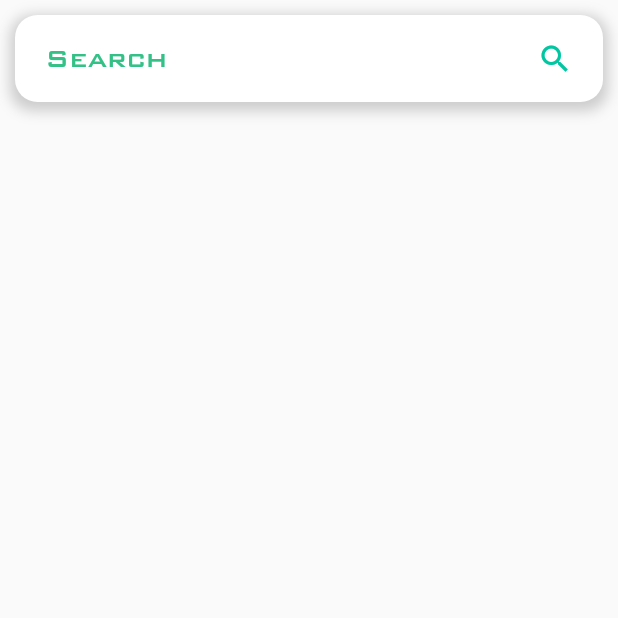
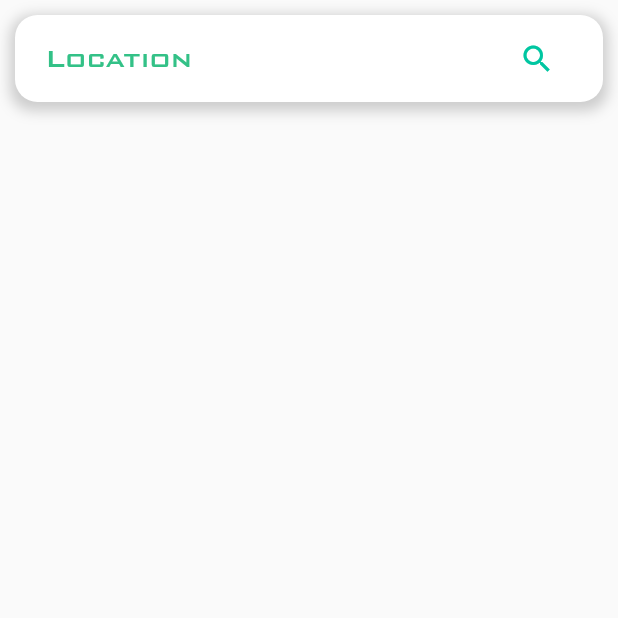
Before and after one commit to Shuvo1260/Parking-Slot, a Flutter app: the HomePage screen opened directly, on a phone screen of 412 x 824 dp, the top half of it. Run offline on Flutter 3.47's test engine with Material 2 defaults, Android fonts, the phone set to English and light mode, and no system bars; our stand-ins replace cloud_firestore, firebase_auth, firebase_core, firebase_storage, fluttertoast, get and 1 more; missing offline and left inert: dataclass; accounts and stored records are empty.

Commit message:
Search option is implemented.

```diff
--- a/lib/Features/Screens/Home/Home.dart
+++ b/lib/Features/Screens/Home/Home.dart
@@ -12,6 +12,7 @@ class HomePage extends StatefulWidget {
 
 class _HomePageState extends State<HomePage> {
   var placeListController = Get.put(PlaceController());
+  var _searchValue;
 
   @override
   void initState() {
@@ -27,13 +28,15 @@ class _HomePageState extends State<HomePage> {
           mainAxisAlignment: MainAxisAlignment.start,
           crossAxisAlignment: CrossAxisAlignment.stretch,
           children: [
-            Container(
-              padding: EdgeInsets.symmetric(horizontal: 10.0, vertical: 10.0),
-              child: SearchField(
-                onTextChange: () {
-                  //
-                },
-              ),
+            SearchField(
+              onTextChange: (value) {
+                setState(() {
+                  _searchValue = value;
+                });
+              },
+              onSearchClick: () {
+                placeListController.getList(_searchValue);
+              },
             ),
             Expanded(
               child: GetX<PlaceController>(
--- a/lib/Features/Widgets/HomeWidgets.dart
+++ b/lib/Features/Widgets/HomeWidgets.dart
@@ -1,3 +1,4 @@
+import 'package:flutter/cupertino.dart';
 import 'package:flutter/material.dart';
 import 'package:parking_slot/Data/Models/PlacesData.dart';
 import 'package:parking_slot/Resources/assets.dart';
@@ -119,12 +120,14 @@ class _PlaceListText extends StatelessWidget {
 
 class SearchField extends StatelessWidget {
   Function onTextChange;
+  Function onSearchClick;
 
-  SearchField({this.onTextChange});
+  SearchField({this.onTextChange, this.onSearchClick});
 
   @override
   Widget build(BuildContext context) {
     return Container(
+      margin: EdgeInsets.symmetric(horizontal: 10.0, vertical: 10.0),
       decoration: BoxDecoration(
         color: Colors.white,
         borderRadius: BorderRadius.all(
@@ -139,17 +142,18 @@ class SearchField extends StatelessWidget {
           )
         ],
       ),
-      child: Padding(
+      child: Row(
+        mainAxisAlignment: MainAxisAlignment.end,
+        children: [
+          Expanded(
+            child: Container(
               padding: EdgeInsets.symmetric(
                 horizontal: PADDING_HORIZONTAL_LOGIN_FIELDS,
                 vertical: PADDING_VERTICAL_LOGIN_FIELDS,
               ),
-        child: Row(
-          children: [
-            Expanded(
               child: TextField(
                 decoration: InputDecoration(
-                  hintText: "Search",
+                  hintText: "Location",
                   enabledBorder: InputBorder.none,
                   focusedBorder: InputBorder.none,
                   errorBorder: InputBorder.none,
@@ -169,12 +173,18 @@ class SearchField extends StatelessWidget {
                 ),
               ),
             ),
-            Icon(
+          ),
+          Container(
+            child: FlatButton(
+              padding: EdgeInsets.all(0.0),
+              child: Icon(
                 Icons.search,
                 color: COLOR_CARIBBEAN_GREEN,
               ),
+              onPressed: onSearchClick,
+            ),
+          ),
         ],
-        ),
       ),
     );
   }
```
Lines whose indentation alone changed are shown as unchanged.
